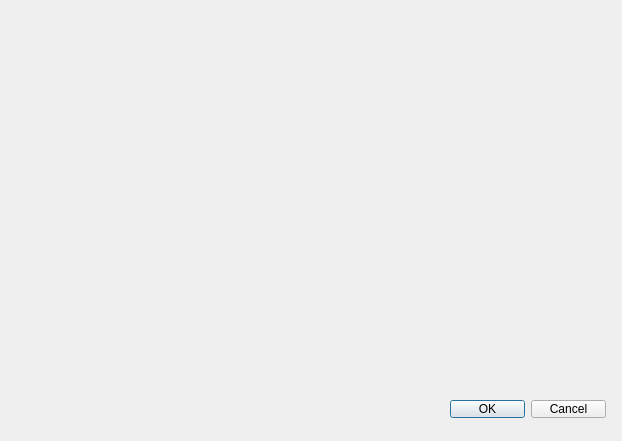
The window that dialogfullscreen.ui (birolkuyumcu/TargetDetection) describes before a commit, drawn with Qt 5.
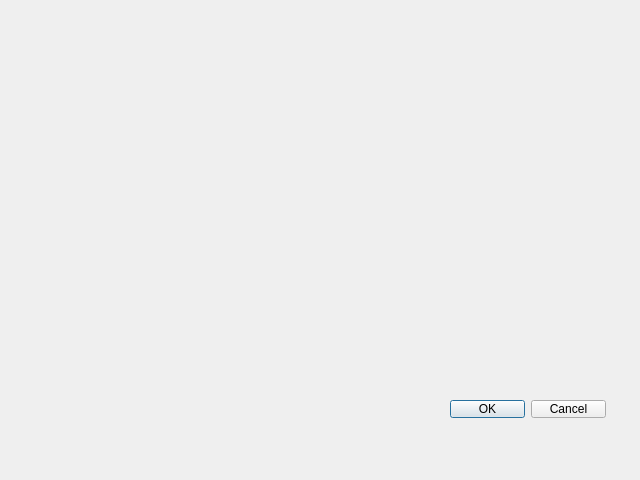
The same window after the commit.

Commit message: size change not important

Patch:
```diff
--- a/dialogfullscreen.ui
+++ b/dialogfullscreen.ui
@@ -6,8 +6,8 @@
    <rect>
     <x>0</x>
     <y>0</y>
-    <width>622</width>
-    <height>441</height>
+    <width>640</width>
+    <height>480</height>
    </rect>
   </property>
   <property name="windowTitle">
@@ -35,14 +35,14 @@
   <widget class="QLabel" name="label">
    <property name="geometry">
     <rect>
-     <x>10</x>
-     <y>10</y>
+     <x>0</x>
+     <y>0</y>
      <width>480</width>
      <height>360</height>
     </rect>
    </property>
    <property name="sizePolicy">
-    <sizepolicy hsizetype="Expanding" vsizetype="Expanding">
+    <sizepolicy hsizetype="Preferred" vsizetype="Preferred">
      <horstretch>0</horstretch>
      <verstretch>0</verstretch>
     </sizepolicy>
```
